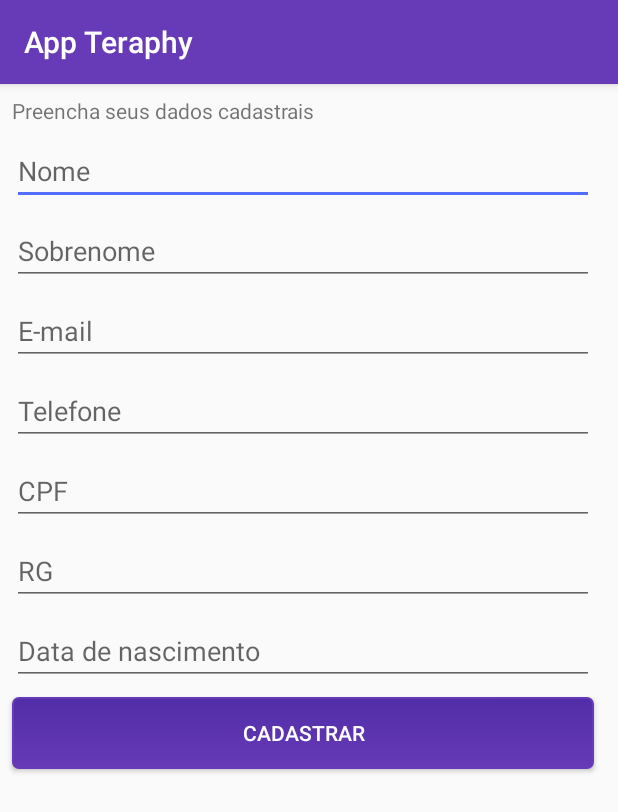
After one commit to crcarvalho/AppTeraphy, an Android app: the CadastroActivity screen opened directly, with no data from a screen before it, on a phone screen of 412 x 824 dp. The commit adds this screen. Shown: the top 812 px of the screen. Run offline under Robolectric (Android 15) with nearby library versions, the phone set to English and light mode, and no system bars.

Commit message:
Tela de login facebbok e cadastro

```diff
--- /dev/null
+++ b/app/src/main/java/com/example/carloscarvalho/appteraphy/CadastroActivity.kt
@@ -0,0 +1,12 @@
+package com.example.carloscarvalho.appteraphy
+
+import android.support.v7.app.AppCompatActivity
+import android.os.Bundle
+
+class CadastroActivity : AppCompatActivity() {
+
+    override fun onCreate(savedInstanceState: Bundle?) {
+        super.onCreate(savedInstanceState)
+        setContentView(R.layout.activity_cadastro)
+    }
+}
--- /dev/null
+++ b/app/src/main/res/layout/activity_cadastro.xml
@@ -0,0 +1,92 @@
+<?xml version="1.0" encoding="utf-8"?>
+<android.support.constraint.ConstraintLayout
+        xmlns:android="http://schemas.android.com/apk/res/android"
+        xmlns:tools="http://schemas.android.com/tools"
+        xmlns:app="http://schemas.android.com/apk/res-auto"
+        android:layout_width="match_parent"
+        android:layout_height="match_parent"
+        tools:context=".CadastroActivity"
+        android:orientation="vertical">
+
+    <EditText
+            android:layout_width="0dp"
+            android:layout_height="wrap_content"
+            android:inputType="textPersonName"
+            android:ems="10"
+            android:id="@+id/inputNome" android:layout_marginTop="8dp"
+            app:layout_constraintStart_toStartOf="@+id/textView"
+            android:layout_marginEnd="8dp"
+            app:layout_constraintEnd_toEndOf="@+id/textView" android:layout_marginRight="8dp" android:hint="Nome"
+            app:layout_constraintHorizontal_bias="0.0" app:layout_constraintTop_toBottomOf="@+id/textView"/>
+    <EditText
+            android:layout_width="0dp"
+            android:layout_height="wrap_content"
+            android:inputType="textPersonName"
+            android:ems="10"
+            android:id="@+id/inputSobrenome" android:layout_marginTop="8dp"
+            app:layout_constraintTop_toBottomOf="@+id/inputNome"
+            app:layout_constraintStart_toStartOf="@+id/inputNome" app:layout_constraintEnd_toEndOf="@+id/inputNome"
+            app:layout_constraintHorizontal_bias="0.0" android:hint="Sobrenome"/>
+    <EditText
+            android:layout_width="0dp"
+            android:layout_height="wrap_content"
+            android:inputType="textEmailAddress"
+            android:ems="10"
+            android:id="@+id/inputEmail" android:layout_marginTop="8dp"
+            app:layout_constraintTop_toBottomOf="@+id/inputSobrenome"
+            app:layout_constraintStart_toStartOf="@+id/inputSobrenome"
+            app:layout_constraintEnd_toEndOf="@+id/inputSobrenome" android:hint="E-mail"/>
+    <EditText
+            android:layout_width="0dp"
+            android:layout_height="wrap_content"
+            android:inputType="phone"
+            android:ems="10"
+            android:id="@+id/inputTelefone" android:layout_marginTop="8dp"
+            app:layout_constraintTop_toBottomOf="@+id/inputEmail"
+            app:layout_constraintStart_toStartOf="@+id/inputEmail" app:layout_constraintEnd_toEndOf="@+id/inputEmail"
+            android:hint="Telefone"/>
+    <EditText
+            android:layout_width="0dp"
+            android:layout_height="wrap_content"
+            android:inputType="textPersonName"
+            android:ems="10"
+            android:id="@+id/inputCPF" android:layout_marginTop="8dp"
+            app:layout_constraintTop_toBottomOf="@+id/inputTelefone"
+            app:layout_constraintStart_toStartOf="@+id/inputTelefone"
+            app:layout_constraintEnd_toEndOf="@+id/inputTelefone" android:hint="CPF"/>
+    <EditText
+            android:layout_width="0dp"
+            android:layout_height="wrap_content"
+            android:inputType="textPersonName"
+            android:ems="10"
+            android:id="@+id/inputRG" android:layout_marginTop="8dp"
+            app:layout_constraintTop_toBottomOf="@+id/inputCPF"
+            app:layout_constraintStart_toStartOf="@+id/inputCPF" app:layout_constraintEnd_toEndOf="@+id/inputCPF"
+            android:hint="RG"/>
+    <EditText
+            android:layout_width="0dp"
+            android:layout_height="wrap_content"
+            android:inputType="date"
+            android:ems="10"
+            android:id="@+id/inputDtNascimento" android:layout_marginTop="8dp"
+            app:layout_constraintTop_toBottomOf="@+id/inputRG"
+            app:layout_constraintStart_toStartOf="@+id/inputRG" app:layout_constraintEnd_toEndOf="@+id/inputRG"
+            android:hint="Data de nascimento"/>
+    <Button
+            android:text="CADASTRAR"
+            style="@style/button_background"
+            android:layout_width="0dp"
+            android:layout_height="wrap_content"
+            android:id="@+id/buttonCadastrar" android:layout_marginTop="8dp"
+            app:layout_constraintTop_toBottomOf="@+id/inputDtNascimento"
+            app:layout_constraintStart_toStartOf="@+id/inputDtNascimento"
+            app:layout_constraintEnd_toEndOf="@+id/inputDtNascimento"/>
+    <TextView
+            android:text="Preencha seus dados cadastrais"
+            android:layout_width="0dp"
+            android:layout_height="wrap_content"
+            android:id="@+id/textView" android:layout_marginTop="8dp"
+            app:layout_constraintTop_toTopOf="parent" app:layout_constraintStart_toStartOf="parent"
+            android:layout_marginLeft="8dp" android:layout_marginStart="8dp" app:layout_constraintEnd_toEndOf="parent"
+            android:layout_marginEnd="8dp" android:layout_marginRight="8dp" app:layout_constraintHorizontal_bias="0.5"/>
+</android.support.constraint.ConstraintLayout>
--- a/app/src/main/res/values/strings.xml
+++ b/app/src/main/res/values/strings.xml
@@ -4,4 +4,10 @@
     <string name="checkbox_mantenha_me_conectado">Mantenha-me conectado</string>
     <string name="hint_insira_seu_email">Insira seu e-mail</string>
     <string name="hint_insira_sua_senha">Insira sua senha</string>
+
+    <!-- INFORMAÇÕES DE LOGIN COM FACEBOOK -->
+    <string name="facebook_app_id">2024219594544487</string>
+    <string name="fb_login_protocol_scheme">fb2024219594544487</string>
+    <string name="botao_cadastrar">CADASTRO</string>
+
 </resources>
```
Also changed, not shown: app/build.gradle (+4 -3 lines), app/src/main/AndroidManifest.xml (+22 -4 lines), app/src/main/java/com/example/carloscarvalho/appteraphy/HomeApplication.kt (added, +32 -0 lines), app/src/main/java/com/example/carloscarvalho/appteraphy/LoginActivity.kt (+50 -0 lines), app/src/main/java/com/example/carloscarvalho/appteraphy/MyApplication.kt (added, +18 -0 lines), app/src/main/java/com/example/carloscarvalho/appteraphy/SplashScreen.kt (+12 -0 lines), app/src/main/res/layout/activity_home_application.xml (added, +33 -0 lines), app/src/main/res/layout/activity_login.xml (+25 -0 lines), app/src/main/res/values/styles.xml (+9 -0 lines).
